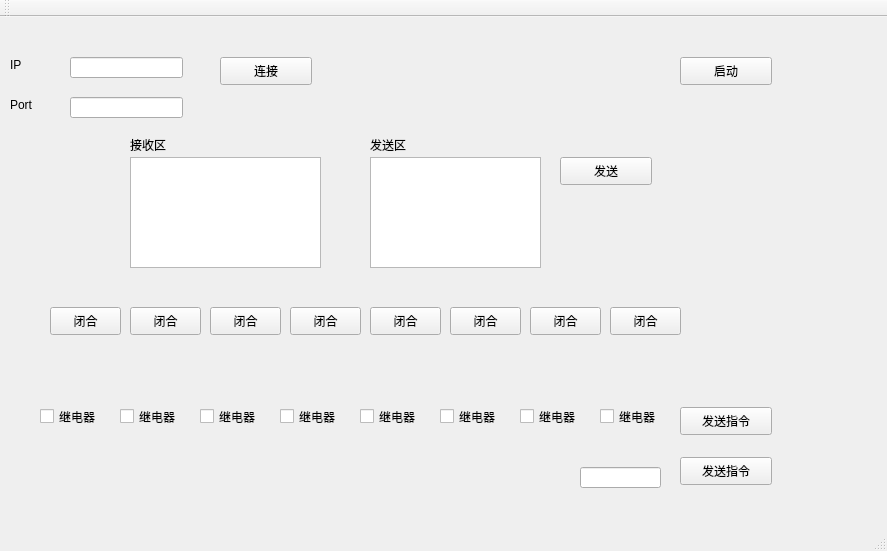
First picture: the form in mainwindow.ui, repository kingvei/Sample_Qt, before the edit.
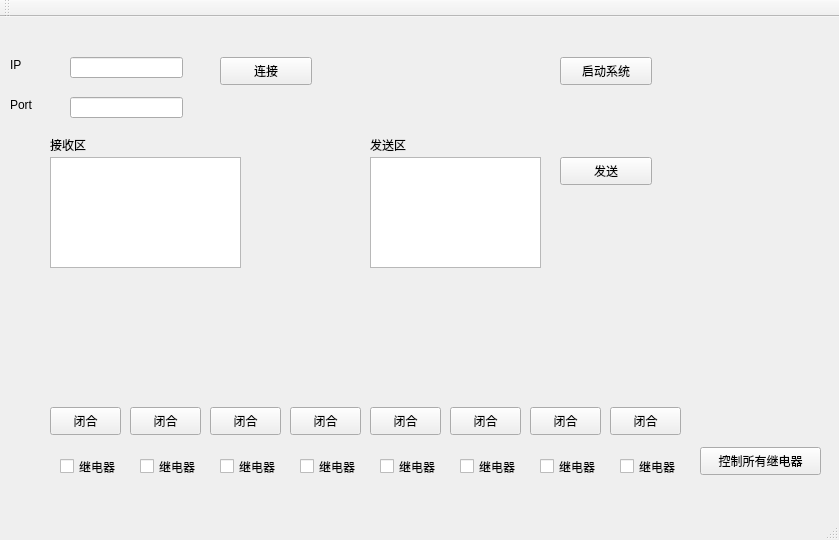
Second picture: the form after the edit.

```diff
--- a/mainwindow.ui
+++ b/mainwindow.ui
@@ -6,8 +6,8 @@
    <rect>
     <x>0</x>
     <y>0</y>
-    <width>887</width>
-    <height>551</height>
+    <width>839</width>
+    <height>540</height>
    </rect>
   </property>
   <property name="windowTitle">
@@ -53,7 +53,7 @@
    <widget class="QTextEdit" name="tcpRecvText">
     <property name="geometry">
      <rect>
-      <x>130</x>
+      <x>50</x>
       <y>140</y>
       <width>191</width>
       <height>111</height>
@@ -112,24 +112,11 @@
      <string>Port</string>
     </property>
    </widget>
-   <widget class="QPushButton" name="setAllRelayButton_Box">
-    <property name="geometry">
-     <rect>
-      <x>680</x>
-      <y>390</y>
-      <width>92</width>
-      <height>28</height>
-     </rect>
-    </property>
-    <property name="text">
-     <string>发送指令</string>
-    </property>
-   </widget>
    <widget class="QCheckBox" name="relayCheckBox_1">
     <property name="geometry">
      <rect>
-      <x>40</x>
-      <y>390</y>
+      <x>60</x>
+      <y>440</y>
       <width>71</width>
       <height>19</height>
      </rect>
@@ -141,8 +128,8 @@
    <widget class="QCheckBox" name="relayCheckBox_2">
     <property name="geometry">
      <rect>
-      <x>120</x>
-      <y>390</y>
+      <x>140</x>
+      <y>440</y>
       <width>71</width>
       <height>19</height>
      </rect>
@@ -154,8 +141,8 @@
    <widget class="QCheckBox" name="relayCheckBox_3">
     <property name="geometry">
      <rect>
-      <x>200</x>
-      <y>390</y>
+      <x>220</x>
+      <y>440</y>
       <width>71</width>
       <height>19</height>
      </rect>
@@ -167,8 +154,8 @@
    <widget class="QCheckBox" name="relayCheckBox_4">
     <property name="geometry">
      <rect>
-      <x>280</x>
-      <y>390</y>
+      <x>300</x>
+      <y>440</y>
       <width>71</width>
       <height>19</height>
      </rect>
@@ -180,8 +167,8 @@
    <widget class="QCheckBox" name="relayCheckBox_5">
     <property name="geometry">
      <rect>
-      <x>360</x>
-      <y>390</y>
+      <x>380</x>
+      <y>440</y>
       <width>71</width>
       <height>19</height>
      </rect>
@@ -193,8 +180,8 @@
    <widget class="QCheckBox" name="relayCheckBox_6">
     <property name="geometry">
      <rect>
-      <x>440</x>
-      <y>390</y>
+      <x>460</x>
+      <y>440</y>
       <width>71</width>
       <height>19</height>
      </rect>
@@ -206,8 +193,8 @@
    <widget class="QCheckBox" name="relayCheckBox_7">
     <property name="geometry">
      <rect>
-      <x>520</x>
-      <y>390</y>
+      <x>540</x>
+      <y>440</y>
       <width>71</width>
       <height>19</height>
      </rect>
@@ -219,8 +206,8 @@
    <widget class="QCheckBox" name="relayCheckBox_8">
     <property name="geometry">
      <rect>
-      <x>600</x>
-      <y>390</y>
+      <x>620</x>
+      <y>440</y>
       <width>71</width>
       <height>19</height>
      </rect>
@@ -229,47 +216,24 @@
      <string>继电器</string>
     </property>
    </widget>
-   <widget class="QLineEdit" name="relayNumLineEdit">
-    <property name="geometry">
-     <rect>
-      <x>580</x>
-      <y>450</y>
-      <width>81</width>
-      <height>21</height>
-     </rect>
-    </property>
-   </widget>
-   <widget class="QPushButton" name="setAllRelayButton_Num">
-    <property name="geometry">
-     <rect>
-      <x>680</x>
-      <y>440</y>
-      <width>92</width>
-      <height>28</height>
-     </rect>
-    </property>
-    <property name="text">
-     <string>发送指令</string>
-    </property>
-   </widget>
    <widget class="QPushButton" name="runSystemButton">
     <property name="geometry">
      <rect>
-      <x>680</x>
+      <x>560</x>
       <y>40</y>
       <width>92</width>
       <height>28</height>
      </rect>
     </property>
     <property name="text">
-     <string>启动</string>
+     <string>启动系统</string>
     </property>
    </widget>
    <widget class="QPushButton" name="relayButton_1">
     <property name="geometry">
      <rect>
       <x>50</x>
-      <y>290</y>
+      <y>390</y>
       <width>71</width>
       <height>28</height>
      </rect>
@@ -282,7 +246,7 @@
     <property name="geometry">
      <rect>
       <x>130</x>
-      <y>290</y>
+      <y>390</y>
       <width>71</width>
       <height>28</height>
      </rect>
@@ -295,7 +259,7 @@
     <property name="geometry">
      <rect>
       <x>210</x>
-      <y>290</y>
+      <y>390</y>
       <width>71</width>
       <height>28</height>
      </rect>
@@ -308,7 +272,7 @@
     <property name="geometry">
      <rect>
       <x>290</x>
-      <y>290</y>
+      <y>390</y>
       <width>71</width>
       <height>28</height>
      </rect>
@@ -321,7 +285,7 @@
     <property name="geometry">
      <rect>
       <x>370</x>
-      <y>290</y>
+      <y>390</y>
       <width>71</width>
       <height>28</height>
      </rect>
@@ -334,7 +298,7 @@
     <property name="geometry">
      <rect>
       <x>450</x>
-      <y>290</y>
+      <y>390</y>
       <width>71</width>
       <height>28</height>
      </rect>
@@ -347,7 +311,7 @@
     <property name="geometry">
      <rect>
       <x>530</x>
-      <y>290</y>
+      <y>390</y>
       <width>71</width>
       <height>28</height>
      </rect>
@@ -360,7 +324,7 @@
     <property name="geometry">
      <rect>
       <x>610</x>
-      <y>290</y>
+      <y>390</y>
       <width>71</width>
       <height>28</height>
      </rect>
@@ -385,7 +349,7 @@
    <widget class="QLabel" name="label_4">
     <property name="geometry">
      <rect>
-      <x>130</x>
+      <x>50</x>
       <y>120</y>
       <width>72</width>
       <height>15</height>
@@ -395,6 +359,19 @@
      <string>接收区</string>
     </property>
    </widget>
+   <widget class="QPushButton" name="setAllRelayButton">
+    <property name="geometry">
+     <rect>
+      <x>700</x>
+      <y>430</y>
+      <width>121</width>
+      <height>28</height>
+     </rect>
+    </property>
+    <property name="text">
+     <string>控制所有继电器</string>
+    </property>
+   </widget>
   </widget>
   <widget class="QMenuBar" name="menuBar">
    <property name="geometry">
```
Left out of the diff: 2 changed lines with no effect on the pictures.
